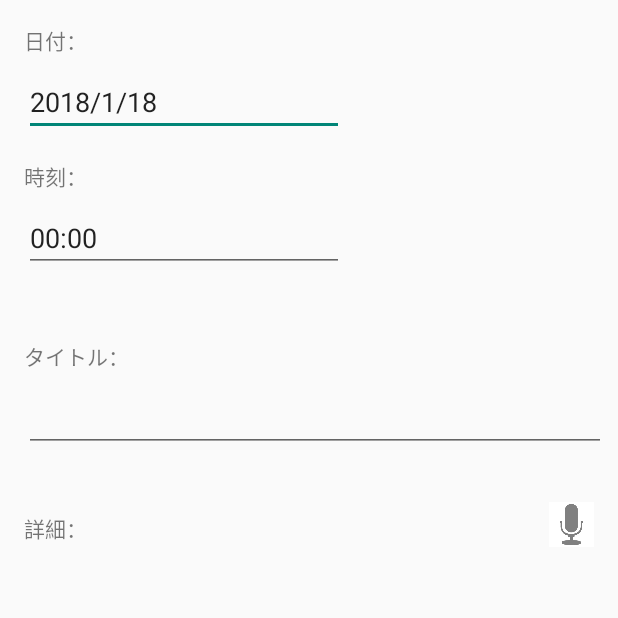
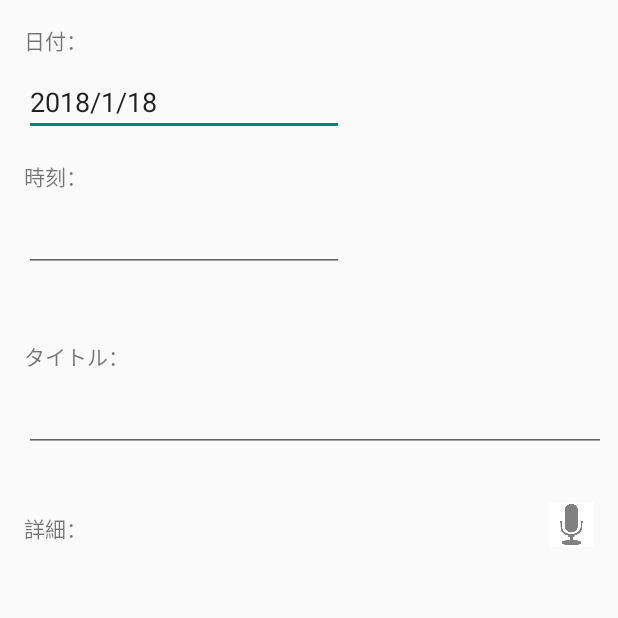
Before and after one commit to Tatsuya-Sugawara/Scheduler, an Android app: the ScheduleEditActivity screen opened directly, with no data from a screen before it, on a phone screen of 412 x 824 dp, the top half of it. Run offline under Robolectric (Android 15) with nearby library versions, the phone set to English and light mode, and no system bars; libraries missing offline, so code that uses them is left out: com.googlecode.tesseract, io.realm; 1 statement that could not run was skipped.

```diff
--- a/MyScheduler/app/src/main/AndroidManifest.xml
+++ b/MyScheduler/app/src/main/AndroidManifest.xml
@@ -22,6 +22,7 @@
         <activity android:name=".ScheduleEditActivity"
             android:screenOrientation="portrait">
         </activity>
+
     </application>
 
 </manifest>
--- a/MyScheduler/app/src/main/java/com/example/username/myscheduler/MainActivity.java
+++ b/MyScheduler/app/src/main/java/com/example/username/myscheduler/MainActivity.java
@@ -14,7 +14,9 @@ import android.view.View;
 import android.view.WindowManager;
 import android.widget.AdapterView;
 import android.widget.CalendarView;
+import android.widget.LinearLayout;
 import android.widget.ListView;
+import android.widget.TextView;
 import android.widget.Toast;
 
 import java.util.Calendar;
@@ -25,6 +27,10 @@ import io.realm.RealmQuery;
 import io.realm.RealmResults;
 
 import static java.util.Calendar.YEAR;
+
+/**
+ *
+ */
 
 public class MainActivity extends AppCompatActivity implements CalendarView.OnDateChangeListener{
 
@@ -94,11 +100,13 @@ public class MainActivity extends AppCompatActivity implements CalendarView.OnDa
             // getしたらcloseする
 //            mR.close();
         }
-        System.out.println("Relam　出てる？");
+//        System.out.println("Relam　出てる？");
 
         mLV = (ListView) findViewById(R.id.listView);
 
         calendarView = (CalendarView) findViewById(R.id.calendarView);
+
+//        calendarView = new CalendarView(this);
 
         calendarView.setOnDateChangeListener(this);
 
@@ -132,6 +140,7 @@ public class MainActivity extends AppCompatActivity implements CalendarView.OnDa
 
         NotificationManager nm = (NotificationManager) getSystemService(Context.NOTIFICATION_SERVICE);
         nm.notify(1, notification);    //引数は適当に
+
     }
 
     @Override
--- a/MyScheduler/app/src/main/java/com/example/username/myscheduler/ScheduleEditActivity.java
+++ b/MyScheduler/app/src/main/java/com/example/username/myscheduler/ScheduleEditActivity.java
@@ -6,6 +6,7 @@ import android.app.AlertDialog;
 import android.app.Dialog;
 import android.app.DialogFragment;
 import android.app.ProgressDialog;
+import android.app.TimePickerDialog;
 import android.content.ActivityNotFoundException;
 import android.content.DialogInterface;
 import android.content.Intent;
@@ -24,6 +25,7 @@ import android.widget.Button;
 import android.widget.EditText;
 import android.widget.ImageButton;
 import android.widget.ImageView;
+import android.widget.TimePicker;
 import android.widget.Toast;
 
 import com.googlecode.tesseract.android.TessBaseAPI;
@@ -78,18 +80,22 @@ public class ScheduleEditActivity extends AppCompatActivity {
     String onDate;
     String sEAyear;
 
+    TimePickerDialog timePickerDialog;
+
 
 
 
     public void ScheduleEditActivity(){
-        int year;
-        int month;
-        int day;
-        System.out.println("コンストラクタ起動");
+//        System.out.println("コンストラクタ起動");
         final Calendar CALENDAR = Calendar.getInstance();
-        year = CALENDAR.get(Calendar.YEAR);
-        month = CALENDAR.get(Calendar.MONTH) + 1;
-        day = CALENDAR.get(Calendar.DATE);
+        int year = CALENDAR.get(Calendar.YEAR);
+        int month = CALENDAR.get(Calendar.MONTH) + 1;
+        int day = CALENDAR.get(Calendar.DATE);
+        int hour = CALENDAR.get(Calendar.HOUR_OF_DAY);
+        int minute  =CALENDAR.get(Calendar.MINUTE);
+
+
+//        timePickerDialog.show();
 
         mRealm = Realm.getDefaultInstance();
         mDateEdit = (EditText) findViewById(R.id.dateEdit);
@@ -98,7 +104,7 @@ public class ScheduleEditActivity extends AppCompatActivity {
         mDetailEdit = (EditText) findViewById(R.id.detailEdit);
         mDelete = (Button) findViewById(R.id.delete);
         mDateEdit.setText(year + "/" + month + "/" + day);
-        mDatetimeEdit.setText("00:00");
+//        mDatetimeEdit.setEnabled(false);
         if(MainActivity.onDate != null){
             onDate = MainActivity.onDate;
         }else{
@@ -110,6 +116,25 @@ public class ScheduleEditActivity extends AppCompatActivity {
             sEAyear = String.valueOf(year);
         }
 
+        timePickerDialog = new TimePickerDialog(this,
+                new TimePickerDialog.OnTimeSetListener() {
+                    @Override
+                    public void onTimeSet(TimePicker view, int hourOfDay, int minute) {
+                        Toast.makeText(ScheduleEditActivity.this,
+                                String.valueOf(hourOfDay) + ":" + String.valueOf(minute),
+                                Toast.LENGTH_SHORT).show();
+                        mDatetimeEdit.setText(String.valueOf(hourOfDay) + ":" + String.valueOf(minute));
+                    }
+                }, hour, minute, true);
+        mDatetimeEdit.setOnClickListener(
+                new View.OnClickListener() {
+                    @Override
+                    public void onClick(View v) {
+                        timePickerDialog.show();
+                        System.out.print("うごけえええええええええ");
+                    }
+                }
+        );
 
     }
 
@@ -181,7 +206,10 @@ public class ScheduleEditActivity extends AppCompatActivity {
 
             System.out.println(onDate);
             mDelete.setVisibility(View.INVISIBLE);
+
+
         }
+
     }
 
     private void selectGalleryNamekuzi() {
--- a/MyScheduler/app/src/main/res/layout/activity_schedule_edit.xml
+++ b/MyScheduler/app/src/main/res/layout/activity_schedule_edit.xml
@@ -38,7 +38,8 @@
         app:layout_constraintLeft_toLeftOf="parent"
         app:layout_constraintTop_toBottomOf="@+id/dateEdit"
         tools:ignore="RtlHardcoded"
-        android:layout_marginStart="16dp" />
+        android:layout_marginStart="16dp"
+        android:clickable="true"/>
 
     <EditText
         android:id="@+id/dateEdit"
```
